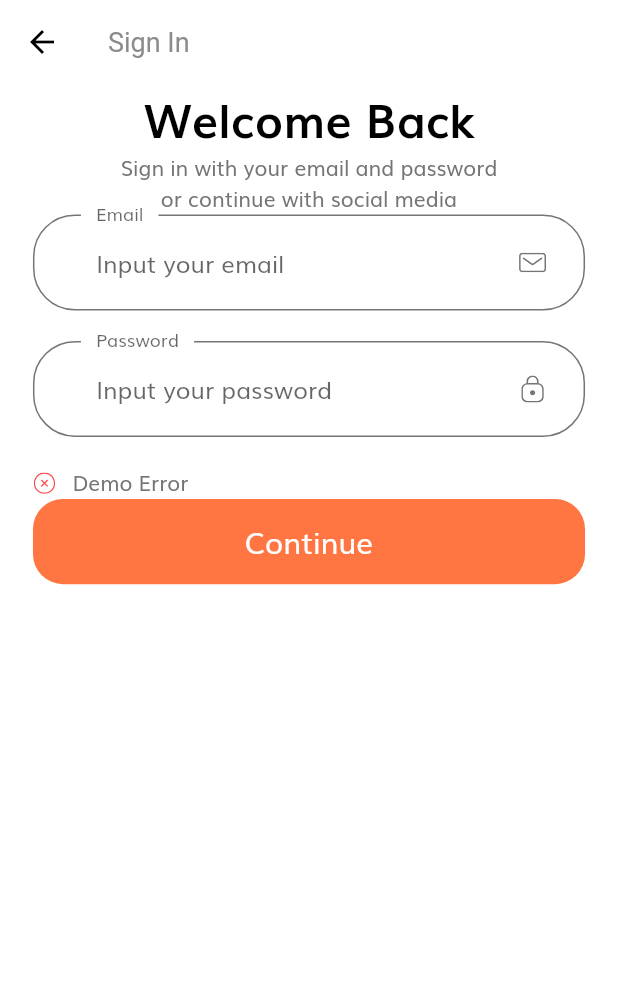
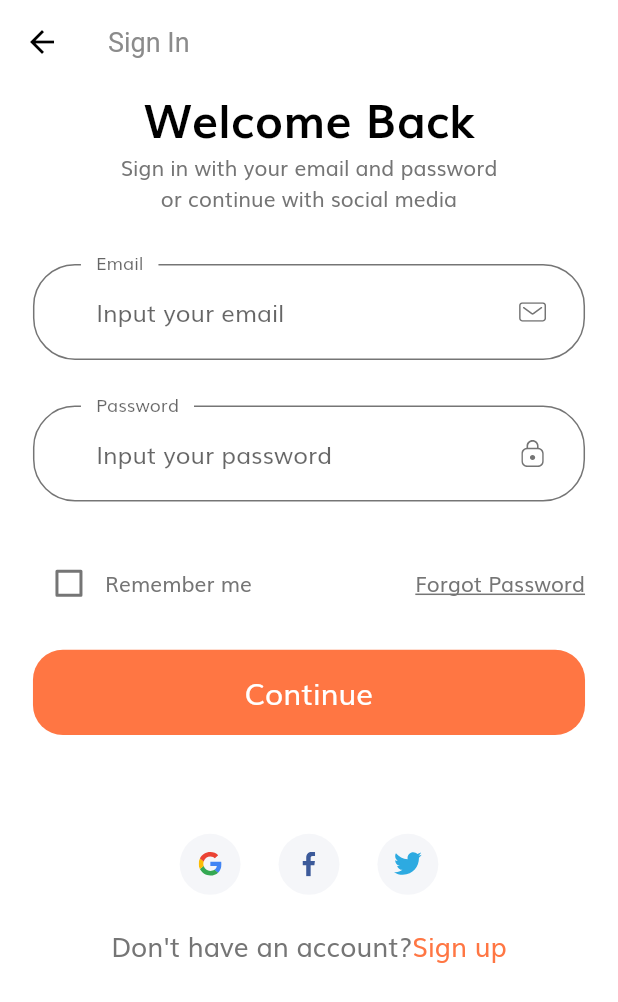
Before and after one commit to thebeen11/been_flutter, a Flutter app: the SignInScreen screen opened by its route, on a phone screen of 412 x 824 dp. Shown: the top 1002 px of the screen. Run offline on Flutter 3.47's test engine with Material 2 defaults, Android fonts, the phone set to English and light mode, and no system bars; our stand-ins replace flutter_svg.

Commit message:
first add

```diff
--- a/lib/components/body.dart
+++ b/lib/components/body.dart
@@ -2,9 +2,14 @@
 import 'package:been/components/default_button.dart';
 import 'package:been/components/form_error.dart';
 import 'package:been/constans.dart';
+import 'package:been/screen/forgot_password/forgot_password_screen.dart';
+import 'package:been/screen/sign_in/componets/sign_form.dart';
 import 'package:been/size_config.dart';
 import 'package:flutter/material.dart';
 import 'package:flutter_svg/svg.dart';
+
+import 'no_account.dart';
+import 'social_card.dart';
 
 class Body extends StatelessWidget {
   @override
@@ -16,6 +21,7 @@
           padding: EdgeInsets.symmetric(
             horizontal: getProportionateScreenWidht(20),
           ),
+          child: SingleChildScrollView(
             child: Column(
               children: [
                 Text(
@@ -29,80 +35,35 @@
                   "Sign in with your email and password \nor continue with social media",
                   textAlign: TextAlign.center,
                 ),
+                SizedBox(height: SizeConfig.screenHeight * 0.04),
                 SignForm(),
+                SizedBox(height: SizeConfig.screenHeight * 0.08),
+                Row(
+                  mainAxisAlignment: MainAxisAlignment.center,
+                  children: [
+                    SocialCard(
+                      icon: "assets/icons/google-icon.svg",
+                      press: () {},
+                    ),
+                    SocialCard(
+                      icon: "assets/icons/facebook-2.svg",
+                      press: () {},
+                    ),
+                    SocialCard(
+                      icon: "assets/icons/twitter.svg",
+                      press: () {},
+                    ),
                   ],
+                ),
+                SizedBox(
+                  height: getProportionateScreenHeight(20),
+                ),
+                NoAccountText()
+              ],
+            ),
           ),
         ),
       ),
     );
   }
 }
-
-class SignForm extends StatefulWidget {
-  @override
-  _SignFormState createState() => _SignFormState();
-}
-
-class _SignFormState extends State<SignForm> {
-  final _formKey = GlobalKey<FormState>();
-  final List<String> errors = ["Demo Error"];
-  @override
-  Widget build(BuildContext context) {
-    return Form(
-      key: _formKey,
-      child: Column(
-        children: [
-          buildEmailFormField(),
-          SizedBox(height: getProportionateScreenHeight(20)),
-          buildPasswordFormField(),
-          SizedBox(height: getProportionateScreenHeight(20)),
-          FormErrors(errors: errors),
-          DefaultButton(
-            text: "Continue",
-            press: () {
-              if (_formKey.currentState.validate()) {
-                _formKey.currentState.save();
-              }
-            },
-          )
-        ],
-      ),
-    );
-  }
-
-  TextFormField buildPasswordFormField() {
-    return TextFormField(
-      obscureText: true,
-      decoration: InputDecoration(
-        labelText: "Password",
-        hintText: "Input your password",
-        floatingLabelBehavior: FloatingLabelBehavior.always,
-        suffixIcon: CustomSuffixIcon(
-          svgIcon: "assets/icons/Lock.svg",
-        ),
-      ),
-    );
-  }
-
-  TextFormField buildEmailFormField() {
-    return TextFormField(
-      keyboardType: TextInputType.emailAddress,
-      validator: (value) {
-        if (value.isEmpty) {
-          setState(() {
-            errors.add(kEmailNullError);
-          });
-        }
-        return null;
-      },
-      decoration: InputDecoration(
-        labelText: "Email",
-        hintText: "Input your email",
-        floatingLabelBehavior: FloatingLabelBehavior.always,
-        suffixIcon: CustomSuffixIcon(
-          svgIcon: "assets/icons/Mail.svg",
-        ),
-      ),
-    );
-  }
-}
--- /dev/null
+++ b/lib/components/no_account.dart
@@ -0,0 +1,35 @@
+import 'package:been/screen/forgot_password/forgot_password_screen.dart';
+import 'package:flutter/material.dart';
+
+import '../constans.dart';
+import '../size_config.dart';
+
+class NoAccountText extends StatelessWidget {
+  const NoAccountText({
+    Key key,
+  }) : super(key: key);
+
+  @override
+  Widget build(BuildContext context) {
+    return Row(
+      mainAxisAlignment: MainAxisAlignment.center,
+      children: [
+        Text(
+          "Don't have an account?",
+          style: TextStyle(
+            fontSize: getProportionateScreenWidht(16),
+          ),
+        ),
+        GestureDetector(
+          onTap: () {},
+          child: Text(
+            "Sign up",
+            style: TextStyle(
+                fontSize: getProportionateScreenWidht(16),
+                color: kPrimaryColor),
+          ),
+        )
+      ],
+    );
+  }
+}
--- /dev/null
+++ b/lib/components/social_card.dart
@@ -0,0 +1,37 @@
+import 'package:flutter/material.dart';
+import 'package:flutter_svg/flutter_svg.dart';
+
+import '../size_config.dart';
+
+class SocialCard extends StatelessWidget {
+  const SocialCard({
+    Key key,
+    this.icon,
+    this.press,
+  }) : super(key: key);
+
+  final String icon;
+  final Function press;
+
+  @override
+  Widget build(BuildContext context) {
+    return GestureDetector(
+      onTap: press,
+      child: Container(
+        margin: EdgeInsets.symmetric(
+          horizontal: getProportionateScreenWidht(10),
+        ),
+        padding: EdgeInsets.all(
+          getProportionateScreenHeight(12),
+        ),
+        height: getProportionateScreenHeight(40),
+        width: getProportionateScreenWidht(40),
+        decoration: BoxDecoration(
+          color: Color(0xFFF5F6F9),
+          shape: BoxShape.circle,
+        ),
+        child: SvgPicture.asset(icon),
+      ),
+    );
+  }
+}
--- a/lib/routs.dart
+++ b/lib/routs.dart
@@ -1,3 +1,4 @@
+import 'package:been/screen/forgot_password/forgot_password_screen.dart';
 import 'package:been/screen/sign_in/sign_in_screen.dart';
 import 'package:been/screen/spash/splash_screen.dart';
 import 'package:flutter/widgets.dart';
@@ -5,4 +6,5 @@
 final Map<String, WidgetBuilder> routes = {
   SplashScreen.routesName: (context) => SplashScreen(),
   SignInScreen.routeName: (context) => SignInScreen(),
+  ForgotPasswordScreen.routeName: (context) => ForgotPasswordScreen(),
 };
--- /dev/null
+++ b/lib/screen/forgot_password/forgot_password_screen.dart
@@ -0,0 +1,16 @@
+import 'package:flutter/material.dart';
+
+import 'components/body.dart';
+
+class ForgotPasswordScreen extends StatelessWidget {
+  static String routeName = '/forgot_password';
+  @override
+  Widget build(BuildContext context) {
+    return Scaffold(
+      appBar: AppBar(
+        title: Text("Forgot Password"),
+      ),
+      body: Body(),
+    );
+  }
+}
--- /dev/null
+++ b/lib/screen/sign_in/componets/sign_form.dart
@@ -0,0 +1,147 @@
+import 'package:been/components/custom_suffix_icon.dart';
+import 'package:been/components/default_button.dart';
+import 'package:been/components/form_error.dart';
+import 'package:been/screen/forgot_password/forgot_password_screen.dart';
+import 'package:flutter/material.dart';
+
+import '../../../constans.dart';
+import '../../../size_config.dart';
+
+class SignForm extends StatefulWidget {
+  @override
+  _SignFormState createState() => _SignFormState();
+}
+
+class _SignFormState extends State<SignForm> {
+  final _formKey = GlobalKey<FormState>();
+  String email;
+  String password;
+  bool remember = false;
+  final List<String> errors = [];
+  @override
+  Widget build(BuildContext context) {
+    return Form(
+      key: _formKey,
+      child: Column(
+        children: [
+          buildEmailFormField(),
+          SizedBox(height: getProportionateScreenHeight(30)),
+          buildPasswordFormField(),
+          SizedBox(height: getProportionateScreenHeight(30)),
+          Row(
+            children: [
+              Checkbox(
+                value: remember,
+                activeColor: kPrimaryColor,
+                onChanged: (value) {
+                  setState(() {
+                    remember = value;
+                  });
+                },
+              ),
+              Text("Remember me"),
+              Spacer(),
+              GestureDetector(
+                onTap: () => Navigator.pushNamed(
+                    context, ForgotPasswordScreen.routeName),
+                child: Text(
+                  "Forgot Password",
+                  style: TextStyle(decoration: TextDecoration.underline),
+                ),
+              )
+            ],
+          ),
+          FormErrors(errors: errors),
+          SizedBox(height: getProportionateScreenHeight(20)),
+          DefaultButton(
+            text: "Continue",
+            press: () {
+              if (_formKey.currentState.validate()) {
+                _formKey.currentState.save();
+              }
+            },
+          )
+        ],
+      ),
+    );
+  }
+
+  TextFormField buildPasswordFormField() {
+    return TextFormField(
+      obscureText: true,
+      onSaved: (newValue) => password = newValue,
+      onChanged: (value) {
+        if (value.isNotEmpty && errors.contains(kPassNullError)) {
+          setState(() {
+            errors.remove(kPassNullError);
+          });
+        } else if (value.length >= 8 && errors.contains(kShortPassError)) {
+          setState(() {
+            errors.remove(kShortPassError);
+          });
+        }
+        return null;
+      },
+      validator: (value) {
+        if (value.isEmpty && !errors.contains(kPassNullError)) {
+          setState(() {
+            errors.add(kPassNullError);
+          });
+        } else if (value.length < 8 && !errors.contains(kShortPassError)) {
+          setState(() {
+            errors.add(kShortPassError);
+          });
+        }
+        return null;
+      },
+      decoration: InputDecoration(
+        labelText: "Password",
+        hintText: "Input your password",
+        floatingLabelBehavior: FloatingLabelBehavior.always,
+        suffixIcon: CustomSuffixIcon(
+          svgIcon: "assets/icons/Lock.svg",
+        ),
+      ),
+    );
+  }
+
+  TextFormField buildEmailFormField() {
+    return TextFormField(
+      keyboardType: TextInputType.emailAddress,
+      onSaved: (newValue) => email = newValue,
+      onChanged: (value) {
+        if (value.isNotEmpty && errors.contains(kEmailNullError)) {
+          setState(() {
+            errors.remove(kEmailNullError);
+          });
+        } else if (emailValidatorRegExp.hasMatch(value) &&
+            errors.contains(kInvalidEmailError)) {
+          setState(() {
+            errors.remove(kInvalidEmailError);
+          });
+        }
+      },
+      validator: (value) {
+        if (value.isEmpty && !errors.contains(kEmailNullError)) {
+          setState(() {
+            errors.add(kEmailNullError);
+          });
+        } else if (!emailValidatorRegExp.hasMatch(value) &&
+            !errors.contains(kInvalidEmailError)) {
+          setState(() {
+            errors.add(kInvalidEmailError);
+          });
+        }
+        return null;
+      },
+      decoration: InputDecoration(
+        labelText: "Email",
+        hintText: "Input your email",
+        floatingLabelBehavior: FloatingLabelBehavior.always,
+        suffixIcon: CustomSuffixIcon(
+          svgIcon: "assets/icons/Mail.svg",
+        ),
+      ),
+    );
+  }
+}
```
Also changed, not shown: lib/screen/forgot_password/components/body.dart (added, +121 -0 lines), 2 other files. Lines whose indentation alone changed are shown as unchanged.
